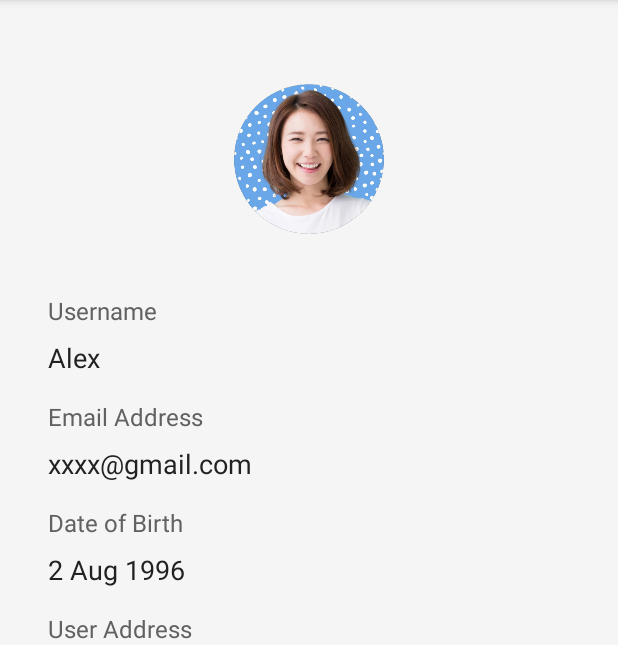
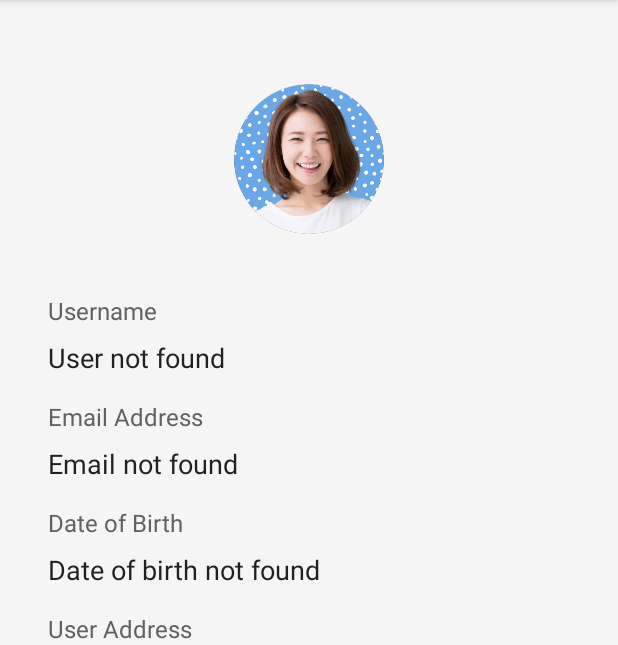
Before and after one commit to efer0012/FIT5046, an Android app: the fragment ProfileFragment shown on its own in the app's theme, on a phone screen of 412 x 824 dp, the part 84-729 px from its top. Run offline under Robolectric (Android 15) with nearby library versions, the phone set to English and light mode, and no system bars; our stand-ins replace Firebase (no records; nobody signed in at launch, a user with empty details on screens opened directly), Timber; libraries missing offline, so code that uses them is left out: com.firebase.ui, com.mapbox.api, com.mapbox.geojson, com.mapbox.mapboxsdk; plain views replace MapView; 6 statements that could not run were skipped.

Commit message:
Fixed getUserInfo method to retrieve customer information

```diff
--- a/app/build.gradle
+++ b/app/build.gradle
@@ -68,6 +68,11 @@ dependencies {
     implementation("com.google.android.gms:play-services-location:21.0.1")
     implementation "com.mapbox.mapboxsdk:mapbox-android-telemetry:6.2.0"
     implementation 'com.mapbox.mapboxsdk:mapbox-android-plugin-locationlayer:0.7.0'
+    implementation 'com.mapbox.mapboxsdk:mapbox-sdk-services:5.3.0'
+
+    //Retrofit [Lee]
+    implementation 'com.squareup.retrofit2:retrofit:2.9.0'
+    implementation 'com.squareup.retrofit2:converter-gson:2.9.0'
 
     // Import the Firebase BoM [Wenxuan]
     implementation platform('com.google.firebase:firebase-bom:32.0.0')
--- a/app/src/main/java/com/example/befit/database/Firestore.java
+++ b/app/src/main/java/com/example/befit/database/Firestore.java
@@ -104,6 +104,32 @@ public class Firestore extends AppCompatActivity {
         });
         return customerR;
     }
+
+    public void getUserInfo(String email, final OnGetDataListener listener) {
+        FirebaseFirestore db = FirebaseFirestore.getInstance();
+        DocumentReference docRef = db.collection("customers").document(email);;
+        docRef.get().addOnCompleteListener(new OnCompleteListener<DocumentSnapshot>() {
+            @Override
+            public void onComplete(@NonNull Task<DocumentSnapshot> task) {
+                if (task.isSuccessful()) {
+                    DocumentSnapshot document = task.getResult();
+                    if (document != null) {
+                        listener.onSuccess(document);
+                    } else {
+                        listener.onFailure();
+                    }
+                } else {
+                    listener.onFailure();
+                }
+            }
+        });
+    }
+
+    public interface OnGetDataListener {
+        void onSuccess(DocumentSnapshot document);
+        void onFailure();
+    }
+
 }
 //        Get all the Customer info [Lee]
 //        CollectionReference customerRef = db.collection("customers");
--- a/app/src/main/java/com/example/befit/fragment/ProfileFragment.java
+++ b/app/src/main/java/com/example/befit/fragment/ProfileFragment.java
@@ -1,27 +1,44 @@
 package com.example.befit.fragment;
 
+import android.annotation.SuppressLint;
 import android.content.Intent;
 import android.os.Bundle;
+import android.util.Log;
 import android.view.LayoutInflater;
 import android.view.View;
 import android.view.ViewGroup;
 import android.widget.Button;
+import android.widget.TextView;
 
 import com.example.befit.LaunchActivity;
 import com.example.befit.R;
 import com.example.befit.database.Firestore;
+import com.example.befit.entity.Customer;
+import com.firebase.ui.auth.data.model.User;
 import com.google.firebase.auth.FirebaseAuth;
+import com.google.firebase.firestore.DocumentSnapshot;
 import com.mapbox.mapboxsdk.Mapbox;
 import com.mapbox.mapboxsdk.maps.MapView;
 import com.mapbox.mapboxsdk.maps.MapboxMap;
 import com.mapbox.mapboxsdk.maps.OnMapReadyCallback;
 import com.mapbox.mapboxsdk.maps.Style;
 
+import com.mapbox.api.geocoding.v5.MapboxGeocoding;
+import com.mapbox.api.geocoding.v5.models.CarmenFeature;
+import com.mapbox.api.geocoding.v5.models.GeocodingResponse;
+import com.mapbox.geojson.Point;
+
+import retrofit2.Call;
+import retrofit2.Callback;
+import retrofit2.Response;
+import timber.log.Timber;
+
 import androidx.annotation.NonNull;
 import androidx.fragment.app.Fragment;
 
 import com.example.befit.databinding.ProfileFragmentBinding;
 
+import java.util.List;
 import java.util.Objects;
 
 public class ProfileFragment extends Fragment implements OnMapReadyCallback {
@@ -36,9 +53,12 @@ public class ProfileFragment extends Fragment implements OnMapReadyCallback {
     @Override
     public void onCreate(Bundle savedInstanceState) {
         super.onCreate(savedInstanceState);
+        Firestore firestore = new Firestore();
+        firestore.retrieve("example@email.com");
         Mapbox.getInstance(requireContext(), getString(R.string.mapbox_access_token));
     }
 
+    @SuppressLint("SetTextI18n")
     @Override
     public View onCreateView(@NonNull LayoutInflater inflater, ViewGroup container,
                              Bundle savedInstanceState) {
@@ -49,8 +69,6 @@ public class ProfileFragment extends Fragment implements OnMapReadyCallback {
         mapView.onCreate(savedInstanceState);
         mapView.getMapAsync(this);
 
-        Firestore firestore = new Firestore();
-        firestore.retrieve("example1@email.com");
         Button logoutButton = view.findViewById(R.id.btn_log_out);
         logoutButton.setOnClickListener(new View.OnClickListener() {
             @Override
@@ -64,7 +82,68 @@ public class ProfileFragment extends Fragment implements OnMapReadyCallback {
             }
         });
 
+        TextView usernameTextView = view.findViewById(R.id.tv_name);
+        TextView emailTextView = view.findViewById(R.id.tv_email);
+        TextView dateOfBirthTextView = view.findViewById(R.id.tv_date_of_birth);
+
+        Firestore firestore = new Firestore();
+        firestore.getUserInfo("example@email.com", new Firestore.OnGetDataListener() {
+            @Override
+            public void onSuccess(DocumentSnapshot document) {
+                if (document != null && document.exists()) {
+                    String firstName = document.getString("firstName");
+                    String lastName = document.getString("lastName");
+                    String email = document.getString("email");
+                    String dateOfBirth = document.getString("dateOfBirth");
+                    String address = document.getString("address");
+
+                    usernameTextView.setText(firstName + " " + lastName);
+                    emailTextView.setText(email);
+                    dateOfBirthTextView.setText(dateOfBirth);
+                } else {
+                    // Handle document does not exist
+                    usernameTextView.setText("User not found");
+                    emailTextView.setText("Email not found");
+                    dateOfBirthTextView.setText("Date of birth not found");
+                }
+            }
+
+            @Override
+            public void onFailure() {
+                usernameTextView.setText("Failed to retrieve user info");
+                emailTextView.setText("Failed to retrieve email info");
+                dateOfBirthTextView.setText("Failed to retrieve date of birth info");
+            }
+        });
+
         return view;
+    }
+
+
+    private void geocodeAddress(String address) {
+        MapboxGeocoding mapboxGeocoding = MapboxGeocoding.builder()
+                .accessToken(getString(R.string.mapbox_access_token))
+                .query(address)
+                .build();
+
+        mapboxGeocoding.enqueueCall(new Callback<GeocodingResponse>() {
+            @Override
+            public void onResponse(@NonNull Call<GeocodingResponse> call, @NonNull Response<GeocodingResponse> response) {
+                assert response.body() != null;
+                List<CarmenFeature> results = response.body().features();
+                if (results.size() > 0) {
+                    Point firstResultPoint = results.get(0).center();
+                    // 在这里使用经纬度
+                } else {
+                    // 没有找到结果
+                }
+            }
+
+            @Override
+            public void onFailure(@NonNull Call<GeocodingResponse> call, @NonNull Throwable throwable) {
+                throwable.printStackTrace();
+            }
+        });
     }
 
     @Override
--- a/app/src/main/res/layout/profile_fragment.xml
+++ b/app/src/main/res/layout/profile_fragment.xml
@@ -44,7 +44,6 @@
         android:layout_width="wrap_content"
         android:layout_height="wrap_content"
         android:layout_marginTop="8dp"
-        android:text="Alex"
         android:textColor="@color/Profile_valueColor"
         android:textSize="18sp"
         app:layout_constraintStart_toStartOf="@+id/tv_name_label"
@@ -66,7 +65,6 @@
         android:layout_width="wrap_content"
         android:layout_height="wrap_content"
         android:layout_marginTop="8dp"
-        android:text="xxxx@gmail.com"
         android:textColor="@color/Profile_valueColor"
         android:textSize="18sp"
         app:layout_constraintStart_toStartOf="@+id/tv_email_label"
--- a/build.gradle
+++ b/build.gradle
@@ -3,6 +3,7 @@
 buildscript {
     repositories {
         google()
+        jcenter()
         mavenCentral()
     }
     dependencies {
```
Also changed, not shown: app/src/main/java/com/example/befit/MainActivity.java (+7 -0 lines).
